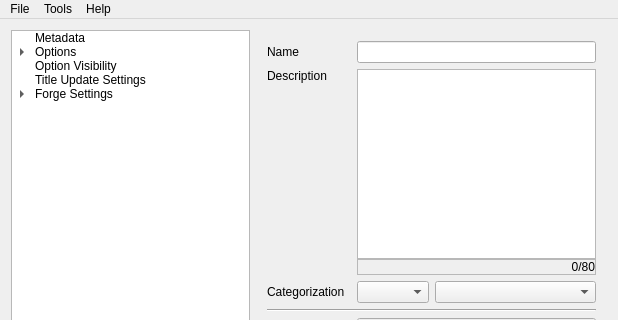
DavidJCobb/ReachVariantEditor, file native/src/ReachVariantTool/ReachVariantTool.ui: the form before one commit; both pictures show x 0 to 618 and y 0 to 320 of the 618 by 535 pixel window.
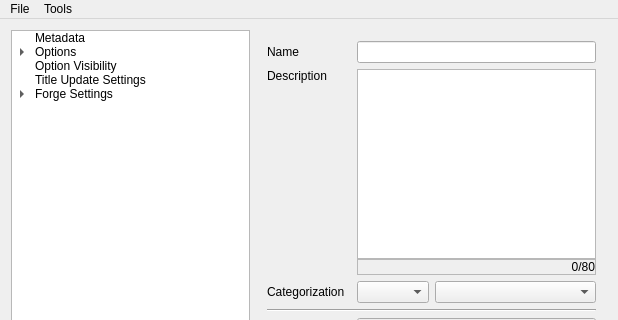
The form after the commit. Custom widgets are drawn as their Qt base class.

```diff
--- a/native/src/ReachVariantTool/ReachVariantTool.ui
+++ b/native/src/ReachVariantTool/ReachVariantTool.ui
@@ -3804,15 +3804,8 @@
     <addaction name="actionOptions"/>
     <addaction name="actionDebugbreak"/>
    </widget>
-   <widget class="QMenu" name="menuHelp">
-    <property name="title">
-     <string>Help</string>
-    </property>
-    <addaction name="actionAbout"/>
-   </widget>
    <addaction name="menuFile"/>
    <addaction name="menuTools"/>
-   <addaction name="menuHelp"/>
   </widget>
   <widget class="QStatusBar" name="statusBar"/>
   <action name="actionOpen">
```
